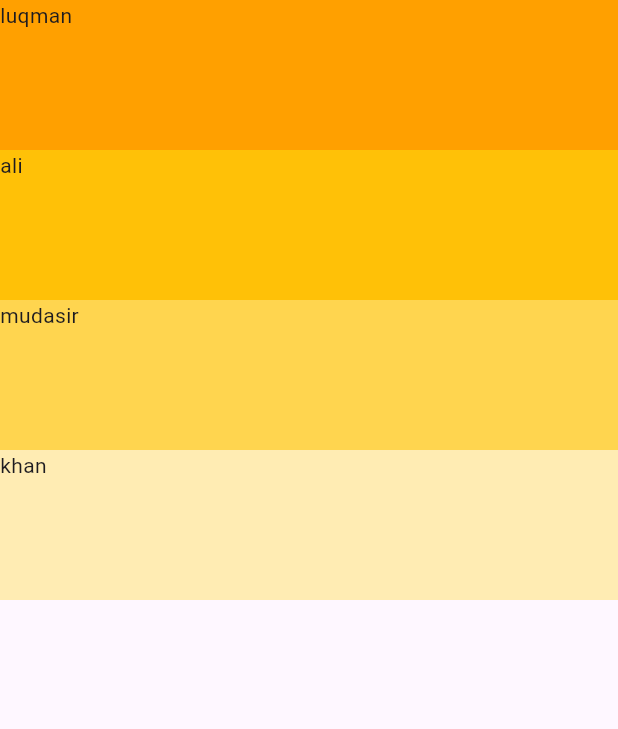
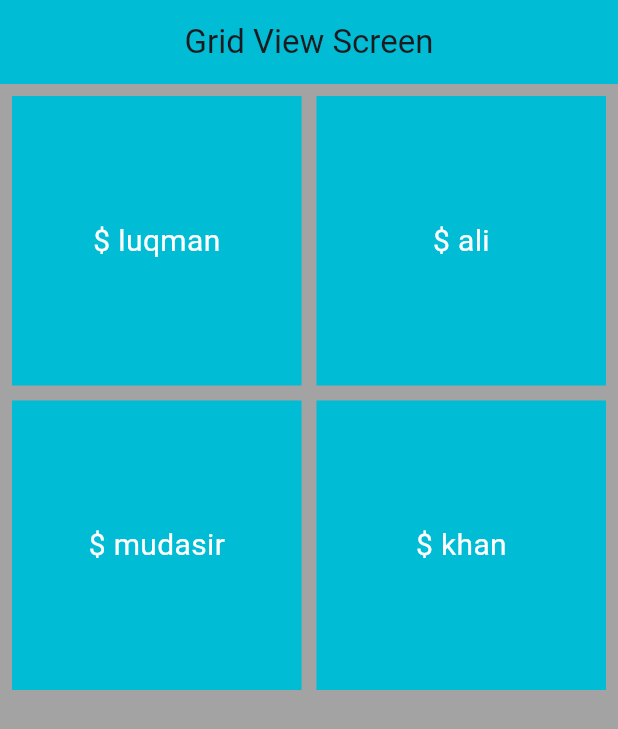
Before and after one commit to Luqmanorakzai/zoomClass, a Flutter app: the screen it shows after launch, on a phone screen of 412 x 824 dp. Shown: the top 729 px of the screen. Run offline on Flutter 3.47's test engine with Material 3 defaults, Android fonts, the phone set to English and light mode, and no system bars.

Commit message:
Grid View and GV.Builder

```diff
--- a/lib/main.dart
+++ b/lib/main.dart
@@ -1,26 +1,23 @@
+
 import 'package:flutter/material.dart';
-import 'package:flutter_zoom/screens/list_view.dart';
+import 'package:flutter_zoom/screens/GridViewScreen.dart';
 import 'package:flutter_zoom/screens/list_view_builder.dart';
 
+
+
 void main() {
-  runApp(const MyApp());
+  runApp(MyApp());
 }
 
 class MyApp extends StatelessWidget {
-  const MyApp({super.key});
-
-  // This widget is the root of your application.
   @override
   Widget build(BuildContext context) {
     return MaterialApp(
-      debugShowCheckedModeBanner: false,
-      title: 'Flutter Demo',
+      title: 'Quiz App',
       theme: ThemeData(
-
-        colorScheme: ColorScheme.fromSeed(seedColor: Colors.deepPurple),
-        useMaterial3: true,
+        primarySwatch: Colors.blue,
       ),
-      home: const ListViewBuilder(),
+      home: GridViewScreen(),
     );
   }
 }
--- /dev/null
+++ b/lib/screens/GridViewScreen.dart
@@ -0,0 +1,67 @@
+import 'package:flutter/material.dart';
+
+class GridViewScreen extends StatelessWidget {
+  const GridViewScreen({super.key});
+
+  @override
+  Widget build(BuildContext context) {
+
+    final List<String> names = <String>['luqman', 'ali', 'mudasir', 'khan'];
+    return Scaffold(
+      backgroundColor: Colors.grey.withOpacity(0.95),
+      appBar: AppBar(
+        backgroundColor: Colors.cyan,
+        title: const Text('Grid View Screen'),
+        centerTitle: true,
+      ),
+      // body: Padding(
+      //   padding: const EdgeInsets.all(8.0),
+      //   child: GridView(
+      //     gridDelegate: SliverGridDelegateWithFixedCrossAxisCount(
+      //       crossAxisCount: 2,
+      //       crossAxisSpacing: 10,
+      //       mainAxisSpacing: 10,
+      //     ),
+      //     children: [
+      //       Container(
+      //         height: 100,
+      //         width: 100,
+      //         color: Colors.cyanAccent,
+      //       ),
+      //       Container(
+      //         height: 100,
+      //         width: 100,
+      //         color: Colors.cyanAccent,
+      //       ),
+      //       Container(
+      //         height: 100,
+      //         width: 100,
+      //         color: Colors.cyanAccent,
+      //       ),
+      //       Container(
+      //         height: 100,
+      //         width: 100,
+      //         color: Colors.cyanAccent,
+      //       ),
+      //
+      //     ],
+      //   ),
+      // ),
+      body: Padding(
+        padding: const EdgeInsets.all(8.0),
+        child: GridView.builder(
+          itemCount: names.length,
+            gridDelegate: SliverGridDelegateWithFixedCrossAxisCount(
+          crossAxisCount: 2,
+          crossAxisSpacing: 10,
+          mainAxisSpacing: 10
+        ), itemBuilder: (context,index){
+            return Container(
+              color: Colors.cyan,
+              child: Center(child: Text('\$ ${names[index]}',style: TextStyle(fontSize: 20,color: Colors.white),)),
+            );
+            },
+            ),
+      ));
+  }
+}
--- a/pubspec.yaml
+++ b/pubspec.yaml
@@ -59,9 +59,9 @@ flutter:
   uses-material-design: true
 
   # To add assets to your application, add an assets section, like this:
-  # assets:
-  #   - images/a_dot_burr.jpeg
-  #   - images/a_dot_ham.jpeg
+  assets:
+    - assets/images/
+
 
   # An image asset can refer to one or more resolution-specific "variants", see
   # https://flutter.dev/assets-and-images/#resolution-aware
```
Also changed, not shown: lib/models/question.dart (added, +73 -0 lines), lib/screens/list_view_builder.dart (+36 -11 lines), lib/screens/practice.dart (added, +10 -0 lines), lib/screens/q_main_screen.dart (added, +105 -0 lines), assets/images/i3.jpg (added), assets/images/i4.jpg (added), assets/images/i5.jpg (added), assets/images/i6.jpg (added), 1 other file.
